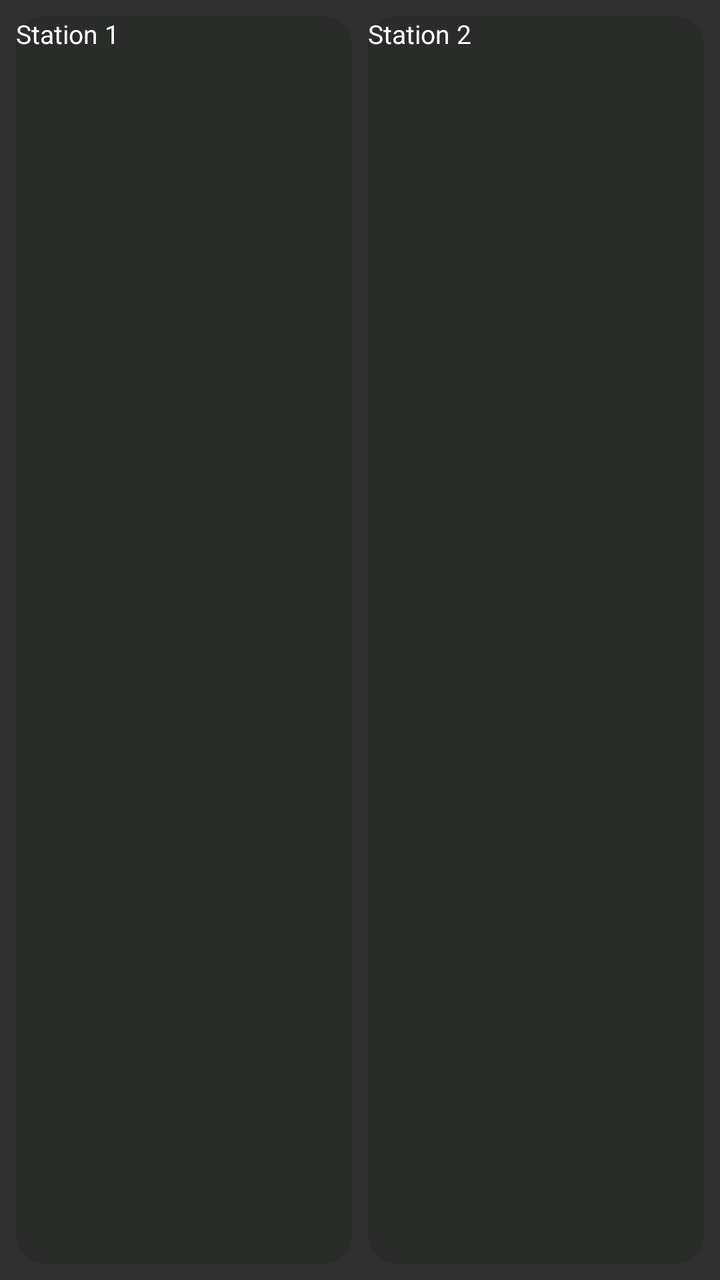
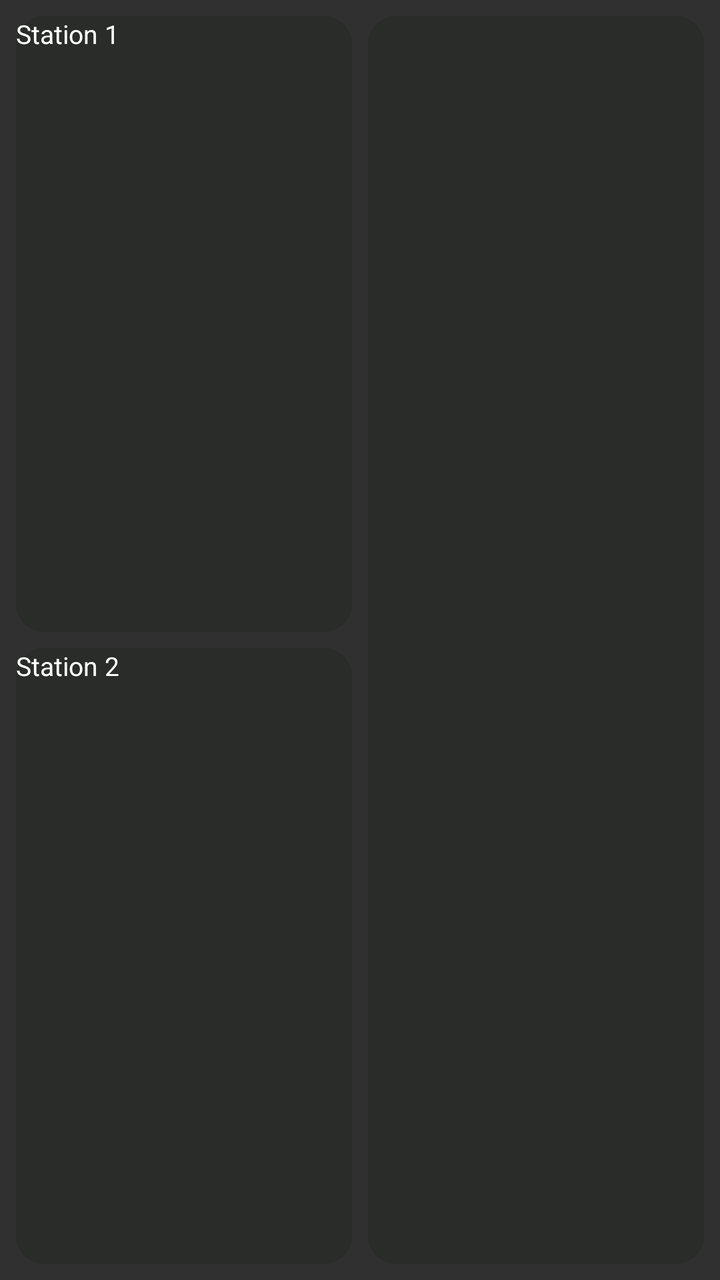

Screens rendered from an Android XML layout before and after an edit, with the pre-edit source and the edit as a unified diff.
<!-- AndroidManifest.xml: application theme Theme.RaccoonRadio -->
<!-- res/layout/widget_raccoon_radio.xml -->
<?xml version="1.0" encoding="utf-8"?>
<LinearLayout xmlns:android="http://schemas.android.com/apk/res/android"
    android:layout_width="match_parent"
    android:layout_height="match_parent"
    android:orientation="horizontal"
    android:padding="8dp">

    <Button
        android:id="@+id/widget_button_0"
        android:layout_width="0dp"
        android:layout_height="match_parent"
        android:layout_weight="1"
        android:layout_marginEnd="4dp"
        android:text="Station 1"
        android:textColor="#FFFFFF"
        android:textSize="13sp"
        android:textAllCaps="false"
        android:background="@drawable/widget_button_idle" />

    <Button
        android:id="@+id/widget_button_1"
        android:layout_width="0dp"
        android:layout_height="match_parent"
        android:layout_weight="1"
        android:layout_marginStart="4dp"
        android:text="Station 2"
        android:textColor="#FFFFFF"
        android:textSize="13sp"
        android:textAllCaps="false"
        android:background="@drawable/widget_button_idle" />

</LinearLayout>
<!-- resources referenced by this layout -->
<resources>
  <!-- drawable widget_button_idle (drawable) -->
  <?xml version="1.0" encoding="utf-8"?>
  <shape xmlns:android="http://schemas.android.com/apk/res/android">
      <solid android:color="#33131E10"/>
      <corners android:radius="14dp"/>
  </shape>
  <style name="Theme.RaccoonRadio" parent="android:Theme.Material.NoActionBar">
          <item name="android:statusBarColor">@android:color/transparent</item>
          <item name="android:navigationBarColor">@android:color/transparent</item>
          <item name="android:windowTranslucentStatus">true</item>
      </style>
</resources>

<!-- the commit's change to res/layout/widget_raccoon_radio.xml (unified diff, before → after) -->
@@ -5,28 +5,45 @@
     android:orientation="horizontal"
     android:padding="8dp">
 
-    <Button
-        android:id="@+id/widget_button_0"
+    <LinearLayout
         android:layout_width="0dp"
         android:layout_height="match_parent"
         android:layout_weight="1"
-        android:layout_marginEnd="4dp"
-        android:text="Station 1"
-        android:textColor="#FFFFFF"
-        android:textSize="13sp"
-        android:textAllCaps="false"
-        android:background="@drawable/widget_button_idle" />
+        android:orientation="vertical"
+        android:layout_marginEnd="8dp">
 
-    <Button
-        android:id="@+id/widget_button_1"
+        <Button
+            android:id="@+id/widget_button_0"
+            android:layout_width="match_parent"
+            android:layout_height="0dp"
+            android:layout_weight="1"
+            android:layout_marginBottom="4dp"
+            android:text="Station 1"
+            android:textColor="#FFFFFF"
+            android:textSize="13sp"
+            android:textAllCaps="false"
+            android:background="@drawable/widget_button_idle" />
+
+        <Button
+            android:id="@+id/widget_button_1"
+            android:layout_width="match_parent"
+            android:layout_height="0dp"
+            android:layout_weight="1"
+            android:layout_marginTop="4dp"
+            android:text="Station 2"
+            android:textColor="#FFFFFF"
+            android:textSize="13sp"
+            android:textAllCaps="false"
+            android:background="@drawable/widget_button_idle" />
+
+    </LinearLayout>
+
+    <ImageView
+        android:id="@+id/widget_art"
         android:layout_width="0dp"
         android:layout_height="match_parent"
         android:layout_weight="1"
-        android:layout_marginStart="4dp"
-        android:text="Station 2"
-        android:textColor="#FFFFFF"
-        android:textSize="13sp"
-        android:textAllCaps="false"
+        android:scaleType="centerCrop"
         android:background="@drawable/widget_button_idle" />
 
 </LinearLayout>
